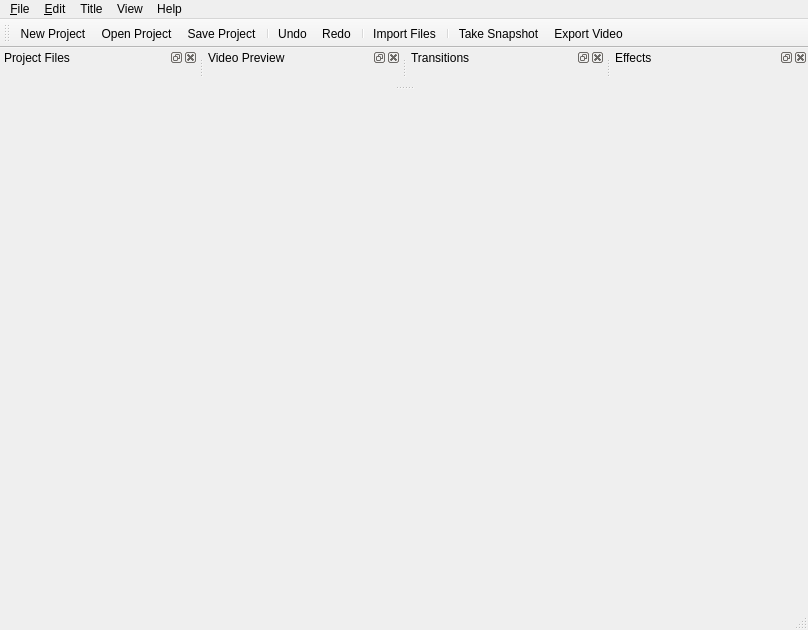
First picture: the form in src/windows/ui/main-window.ui, repository OpenShot/openshot-qt, before the edit.
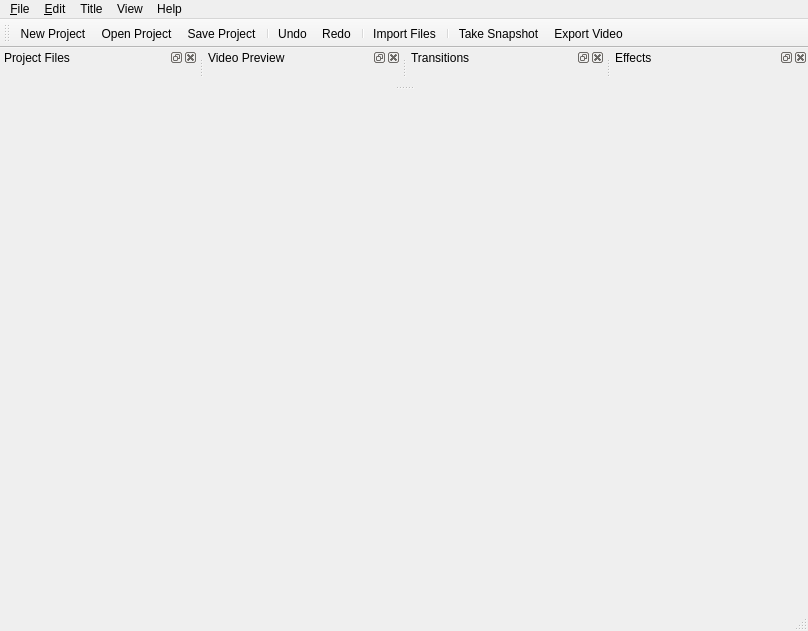
Second picture: the form after the edit. Icons and pictures are not drawn.

Commit message: Fixed regression in merge-settings method. Added a profile attribute to the project data. Added window titles to the main window, based on opening a new project, creating a new one, or sving a project.

What changed in the file:
```diff
--- a/src/windows/ui/main-window.ui
+++ b/src/windows/ui/main-window.ui
@@ -7,7 +7,7 @@
     <x>0</x>
     <y>0</y>
     <width>808</width>
-    <height>630</height>
+    <height>631</height>
    </rect>
   </property>
   <property name="sizePolicy">
```
Left out of the diff: 76 changed lines with no effect on the pictures. The commit also changes 3 other files.
